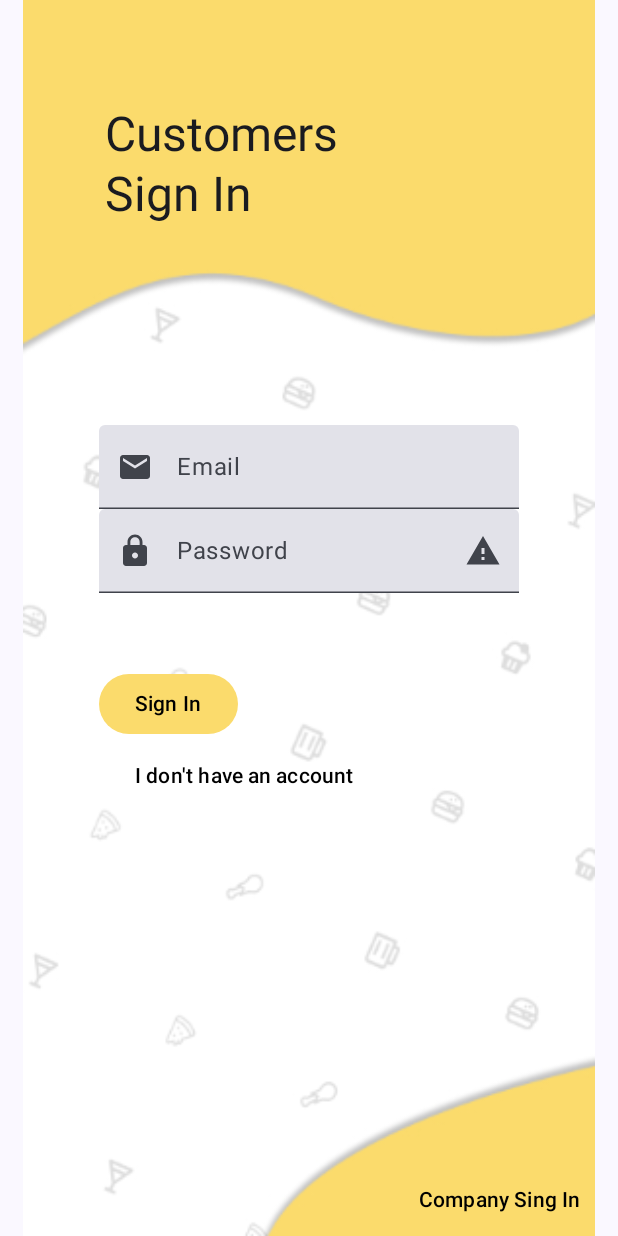
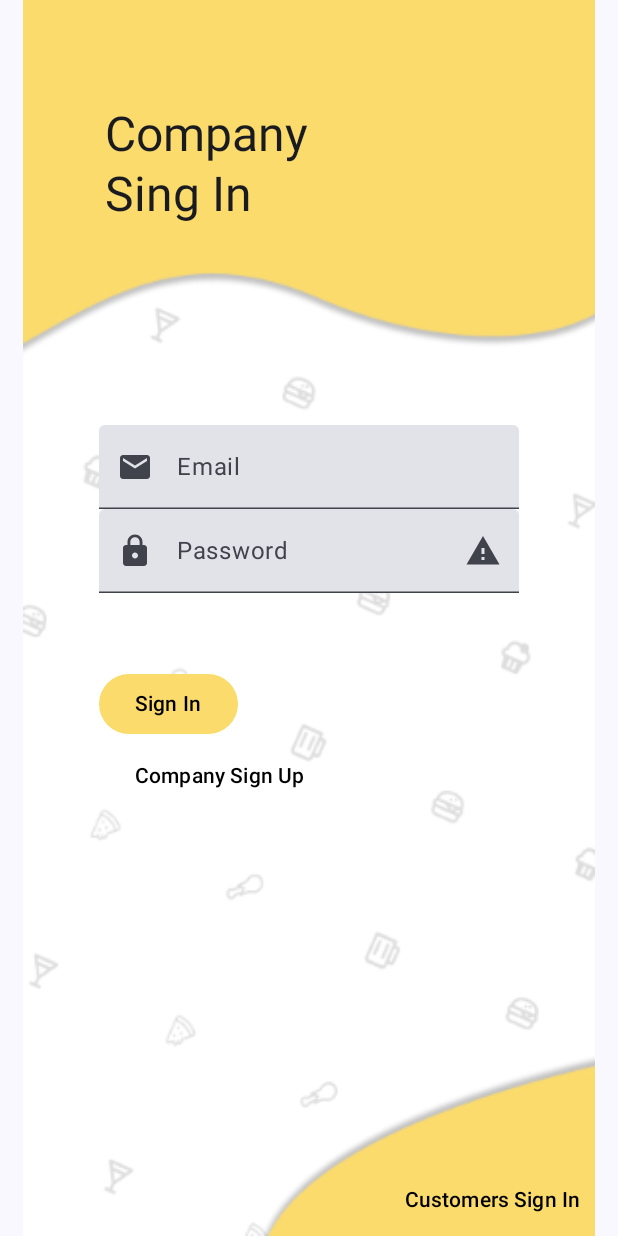
Before and after one commit to Onetoucheasy/android-application, an Android app built with Jetpack Compose: the screen it shows after launch (MainActivity), after a tap on "Company Sing In", on a phone screen of 412 x 824 dp. Run offline under Robolectric (Android 15) with nearby library versions, the light colour scheme and no system bars; our stand-ins replace Dagger/Hilt's generated code, livedata-compose; network calls fail.

Commit message:
Added transitions between Company Sign In and Customers Sign In

```diff
--- a/app/src/main/java/com/onetoucheasy/restauranteofertas/ui/scaffolds/LoginScreen.kt
+++ b/app/src/main/java/com/onetoucheasy/restauranteofertas/ui/scaffolds/LoginScreen.kt
@@ -48,13 +48,15 @@ fun LoginScreen(viewModel: LoginViewModel,onRegisterClicked: () -> (Unit) , onLo
 
     val loginStatus by viewModel.loginState.observeAsState()
 
+
+
     LaunchedEffect(loginStatus){
         if(loginStatus == true){
             onLoginFinished()
         }
     }
 
-    LoginScreenContent(true, onRegisterClicked) { user, password ->
+    LoginScreenContent(onRegisterClicked) { user, password ->
         viewModel.performLogin(user, password)
     }
 }
@@ -62,7 +64,11 @@ fun LoginScreen(viewModel: LoginViewModel,onRegisterClicked: () -> (Unit) , onLo
 @SuppressLint("UnusedMaterial3ScaffoldPaddingParameter")
 @OptIn(ExperimentalMaterial3Api::class)
 @Composable
-fun LoginScreenContent(isCompany: Boolean, onRegisterClicked: () -> (Unit),onLoginClicked: (String, String) -> (Unit)) {
+fun LoginScreenContent(onRegisterClicked: () -> (Unit),onLoginClicked: (String, String) -> (Unit)) {
+
+    var isCompany by remember {
+        mutableStateOf(false)
+    }
 
     var email by remember {
         mutableStateOf("")
@@ -88,7 +94,7 @@ fun LoginScreenContent(isCompany: Boolean, onRegisterClicked: () -> (Unit),onLog
                )
             //TODO Add dynamic width and padding values depending on the screen size
            Text(
-               text = stringResource(id = R.string.login_customer_access),
+               text = if(isCompany){stringResource(id = R.string.login_company_access)} else {stringResource(id = R.string.login_customer_access)},
                modifier = Modifier
                    .width(230.dp)
                    .padding(start = 70.dp, top = 70.dp),
@@ -125,14 +131,14 @@ fun LoginScreenContent(isCompany: Boolean, onRegisterClicked: () -> (Unit),onLog
 
                //TODO this button has to be a more elaborated component to switch between customer and company
                Button(onClick = { onRegisterClicked() }, colors = ButtonDefaults.buttonColors(Transparent,Black, Gray,Black)) {
-                   Text(stringResource(id = R.string.login_no_account_customer))
+                   Text(if(isCompany){stringResource(id = R.string.login_no_account_company)}else{stringResource(id = R.string.login_no_account_customer)})
 
                }
            }
 
-           Button(onClick = {/*TODO*/} , modifier = Modifier.align(Alignment.BottomEnd), colors = ButtonDefaults.buttonColors(
+           Button(onClick = { isCompany = !isCompany} , modifier = Modifier.align(Alignment.BottomEnd), colors = ButtonDefaults.buttonColors(
                Transparent, Black,  Gray, Black)) {
-               Text(stringResource(id = R.string.login_company_access))
+               Text(if(isCompany){stringResource(id = R.string.login_customer_access)}else{stringResource(id = R.string.login_company_access)})
 
            }
 
@@ -145,7 +151,7 @@ fun LoginScreenContent(isCompany: Boolean, onRegisterClicked: () -> (Unit),onLog
 @Preview
 @Composable
 fun LoginScreen_Preview() {
-    LoginScreenContent(true, {}) {_,_ ->}
+    LoginScreenContent( {}) {_,_ ->}
 }
 
 
```
